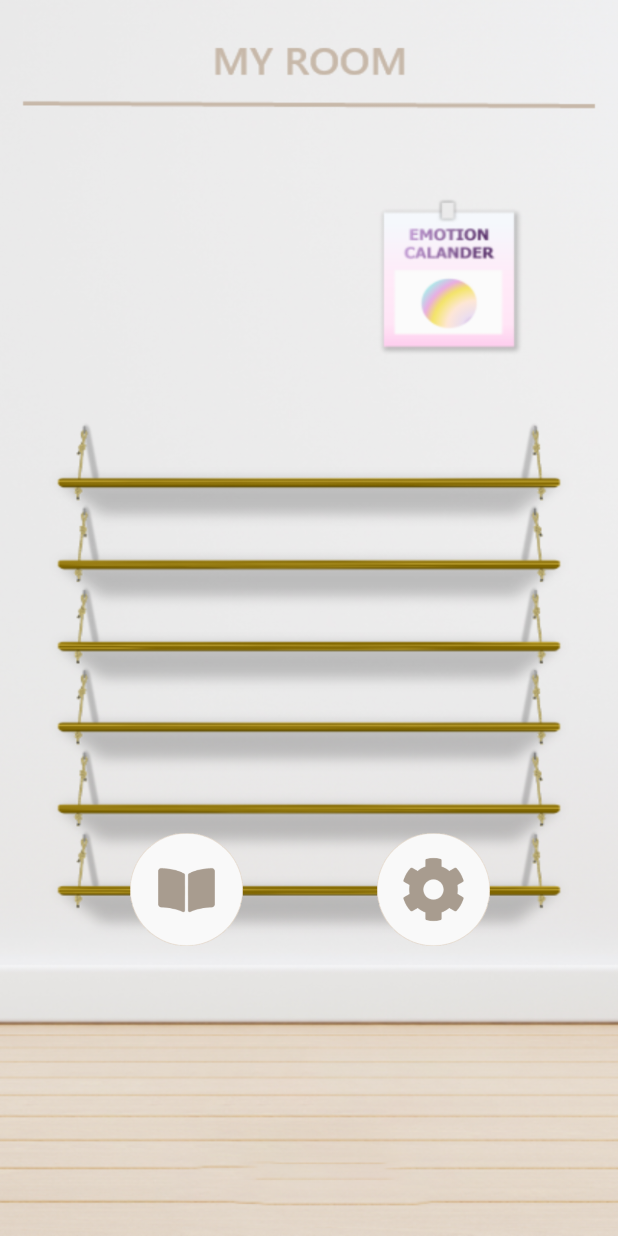
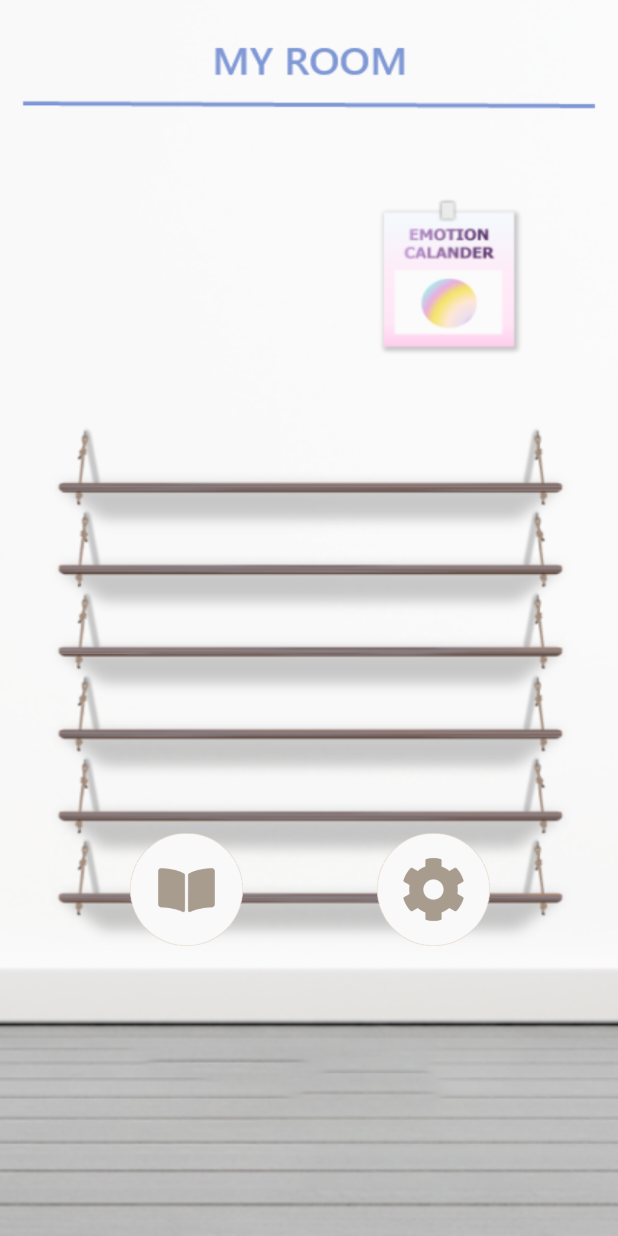
Before and after one commit to seonggg/Empathy-of-aday, an Android app: the screen it shows after launch once a user with an empty profile is signed in (MyRoom), on a phone screen of 412 x 824 dp. Run offline under Robolectric (Android 15) with nearby library versions, the phone set to English and light mode, and no system bars; our stand-ins replace Firebase (no records; nobody signed in at launch, a user with empty details on screens opened directly).

Commit message:
배경 이미지 수정

```diff
--- a/app/src/main/java/com/project2022/emotiondiary/BeadsMakingFinish.java
+++ b/app/src/main/java/com/project2022/emotiondiary/BeadsMakingFinish.java
@@ -156,7 +156,7 @@ public class BeadsMakingFinish extends AppCompatActivity {
 
         Collections.sort(emoArray, Collections.reverseOrder());
 
-        for (int i=0; i<3; i++){
+        for (int i=0; i<=emoArray.size()-1; i++){
             if (emotion.indexOf("happy") == emoArray.get(i)){
                 topArray.add("happy");
                 continue;
@@ -177,6 +177,8 @@ public class BeadsMakingFinish extends AppCompatActivity {
                 continue;
             }
         }
+        Log.d("감정분석", emoArray.toString());
+        Log.d("감정분석", topArray.toString());
 
         Toast toast = Toast.makeText(getApplicationContext(), "추출된 감정:"+topArray.get(0)
                 +","+topArray.get(1)+","+topArray.get(2),Toast.LENGTH_SHORT);
--- a/app/src/main/res/layout/activity_mix_result.xml
+++ b/app/src/main/res/layout/activity_mix_result.xml
@@ -4,6 +4,7 @@
     xmlns:tools="http://schemas.android.com/tools"
     android:layout_width="match_parent"
     android:layout_height="match_parent"
+    android:background="@drawable/back_img"
     tools:context=".MixResult">
 
     <ImageView
--- a/app/src/main/res/layout/activity_my_room.xml
+++ b/app/src/main/res/layout/activity_my_room.xml
@@ -5,7 +5,7 @@
     android:layout_width="match_parent"
     android:layout_height="match_parent"
     tools:context=".MyRoom"
-    android:background="@drawable/main_room"
+    android:background="@drawable/main_room_img"
     android:orientation="vertical">
 
     <androidx.recyclerview.widget.RecyclerView
--- a/app/src/main/res/values/strings.xml
+++ b/app/src/main/res/values/strings.xml
@@ -1,5 +1,5 @@
 <resources>
-    <string name="app_name">EmotionDiary</string>
+    <string name="app_name">하루공감</string>
     <string name="title_activity_my_room">MyRoom</string>
     <!-- Strings used for fragments for navigation -->
     <string name="first_fragment_label">First Fragment</string>
```
Also changed, not shown: app/src/main/java/com/project2022/emotiondiary/BeadsMaking.java (+4 -3 lines), app/src/main/res/drawable-v24/back_img.png (added), app/src/main/res/drawable-v24/main_room_img.png (added).
